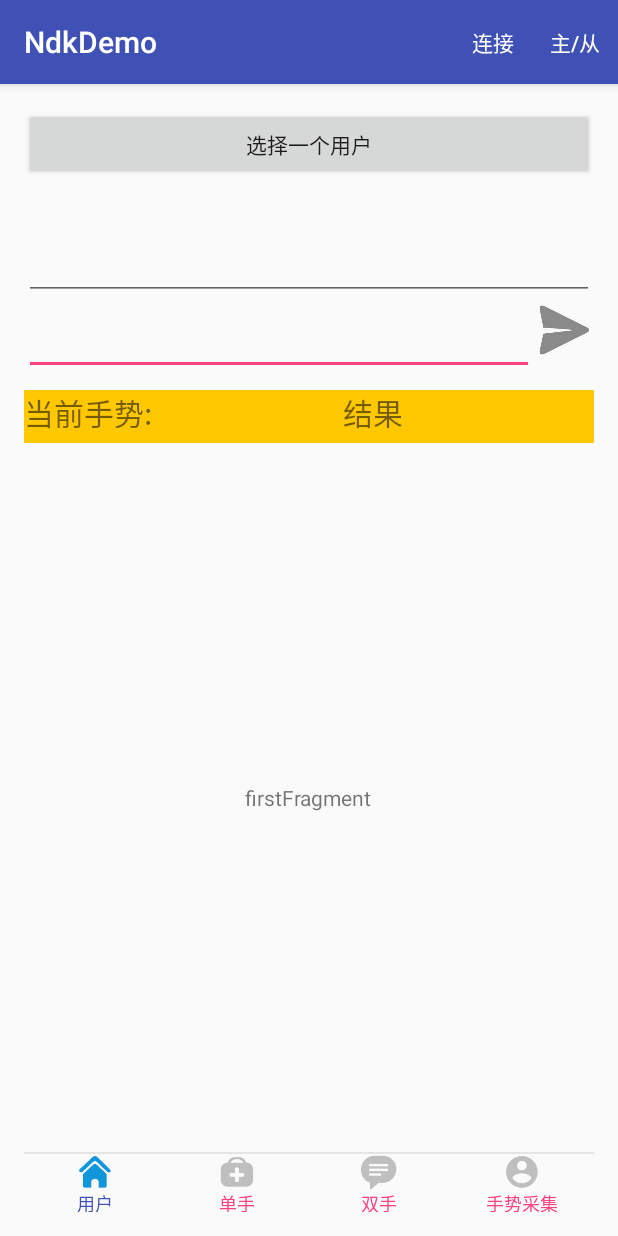
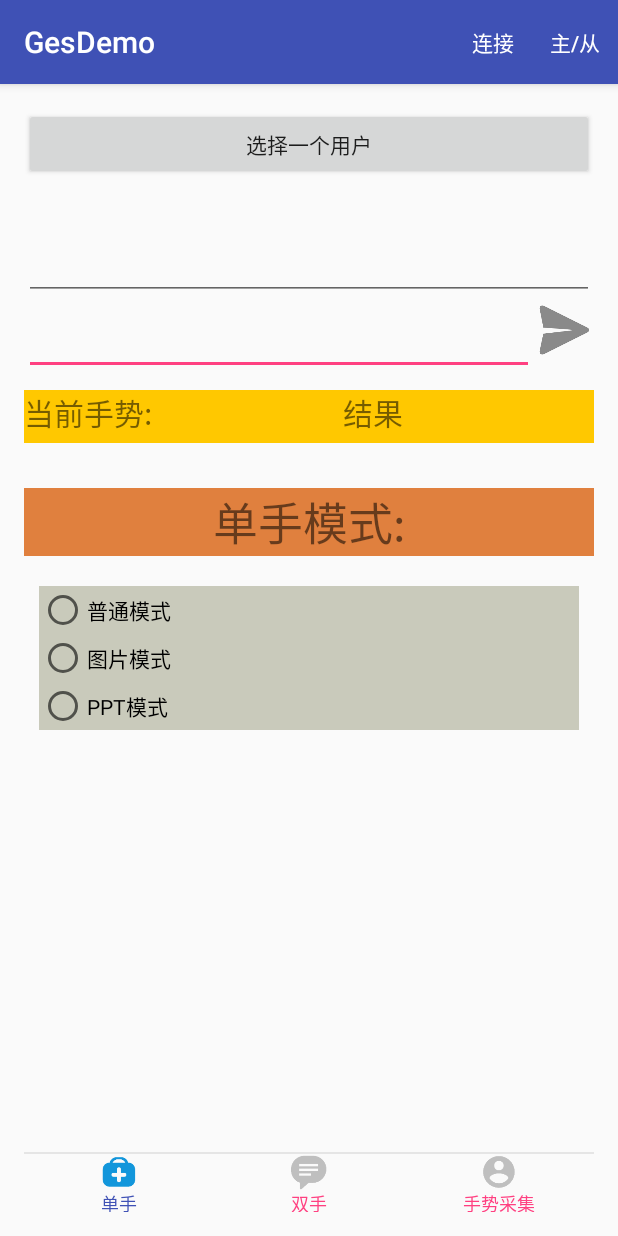
Before and after one commit to wuyukai879293/NdkDemo, an Android app: the screen it shows after launch (MainActivity), on a phone screen of 412 x 824 dp. Run offline under Robolectric (Android 15) with nearby library versions, the phone set to English and light mode, and no system bars.

```diff
--- a/app/src/main/java/com/example/wuyukai/ndkdemo/MainActivity.java
+++ b/app/src/main/java/com/example/wuyukai/ndkdemo/MainActivity.java
@@ -35,7 +35,6 @@ import android.widget.TextView;
 import android.widget.Toast;
 
 import com.example.wuyukai.ndkdemo.fragment.HealthFragment;
-import com.example.wuyukai.ndkdemo.fragment.HomeFragment;
 import com.example.wuyukai.ndkdemo.fragment.MsgFragment;
 import com.example.wuyukai.ndkdemo.fragment.UsercenterFragment;
 
@@ -223,17 +222,17 @@ public class MainActivity extends AppCompatActivity implements View.OnClickListe
     }
 
     public void initViews(){
-        layout_home  = (RelativeLayout) findViewById(R.id.layout_home);
+//        layout_home  = (RelativeLayout) findViewById(R.id.layout_home);
         layout_health  = (RelativeLayout) findViewById(R.id.layout_health);
         layout_msg  = (RelativeLayout) findViewById(R.id.layout_msg);
         layout_usercenter  = (RelativeLayout) findViewById(R.id.layout_usercenter);
 
-        img_home = (ImageView) findViewById(R.id.img_home);
+//        img_home = (ImageView) findViewById(R.id.img_home);
         img_health = (ImageView) findViewById(R.id.img_health);
         img_msg = (ImageView) findViewById(R.id.img_msg);
         img_usercenter = (ImageView) findViewById(R.id.img_usercenter);
 
-        tv_home = (TextView) findViewById(R.id.tv_home);
+//        tv_home = (TextView) findViewById(R.id.tv_home);
         tv_health = (TextView) findViewById(R.id.tv_health);
         tv_msg = (TextView) findViewById(R.id.tv_msg);
         tv_usercenter = (TextView) findViewById(R.id.tv_usercenter);
@@ -241,7 +240,7 @@ public class MainActivity extends AppCompatActivity implements View.OnClickListe
     }
 
     public void initEvent(){
-        layout_home.setOnClickListener(this);
+//        layout_home.setOnClickListener(this);
         layout_health.setOnClickListener(this);
         layout_msg.setOnClickListener(this);
         layout_usercenter.setOnClickListener(this);
@@ -250,11 +249,11 @@ public class MainActivity extends AppCompatActivity implements View.OnClickListe
     public void initData(){
         selectColor = getResources().getColor(R.color.bottom_text_color_pressed);
         unSelectColor = getResources().getColor(R.color.bottom_text_color_normal);
-        fragments = new Fragment[4];
-        fragments[0] = new HomeFragment();
-        fragments[1] = new HealthFragment();
-        fragments[2] = new MsgFragment();
-        fragments[3] = new UsercenterFragment();
+        fragments = new Fragment[3];
+//        fragments[0] = new HomeFragment();
+        fragments[0] = new HealthFragment();
+        fragments[1] = new MsgFragment();
+        fragments[2] = new UsercenterFragment();
 
         getFragmentManager().beginTransaction().add(R.id.main_container,fragments[0]).commit();
     }
@@ -262,26 +261,26 @@ public class MainActivity extends AppCompatActivity implements View.OnClickListe
     @Override
     public void onClick(View v) {
         switch (v.getId()){
-            case R.id.layout_home:
+//            case R.id.layout_home:
+//                index = 0;
+//                setTabs(index);
+//                break;
+            case R.id.layout_health:
                 index = 0;
-                setTabs(index);
-                break;
-            case R.id.layout_health:
-                index = 1;
                 mSD = modeSD.SINGLE;
                 setTabs(index);
                 break;
             case R.id.layout_msg:
                 mSD = modeSD.DOUBLE;
+                index = 1;
+                setTabs(index);
+                break;
+            case R.id.layout_usercenter:
                 index = 2;
                 setTabs(index);
                 break;
-            case R.id.layout_usercenter:
-                index = 3;
-                setTabs(index);
-                break;
         }
-        if (index ==3){
+        if (index ==2){
             FragmentManager fm = getFragmentManager();
             FragmentTransaction ft = fm.beginTransaction();
             ft.hide(fragments[currentIndex]);
@@ -305,19 +304,19 @@ public class MainActivity extends AppCompatActivity implements View.OnClickListe
     public void setTabs(int pos){
         resetColor();
         switch (pos){
+//            case 0:
+//                img_home.setImageResource(R.mipmap.icon_home_pressed);
+//                tv_home.setTextColor(selectColor);
+//                break;
             case 0:
-                img_home.setImageResource(R.mipmap.icon_home_pressed);
-                tv_home.setTextColor(selectColor);
-                break;
-            case 1:
                 img_health.setImageResource(R.mipmap.icon_health_pressed);
                 tv_health.setTextColor(selectColor);
                 break;
-            case 2:
+            case 1:
                 img_msg.setImageResource(R.mipmap.icon_msg_pressed);
                 tv_msg.setTextColor(selectColor);
                 break;
-            case 3:
+            case 2:
                 img_usercenter.setImageResource(R.mipmap.icon_usercenter_pressed);
                 tv_usercenter.setTextColor(selectColor);
                 break;
@@ -326,12 +325,12 @@ public class MainActivity extends AppCompatActivity implements View.OnClickListe
     }
 
     public void resetColor(){
-        img_home.setImageResource(R.mipmap.icon_home_normal);
+//        img_home.setImageResource(R.mipmap.icon_home_normal);
         img_health.setImageResource(R.mipmap.icon_health_normal);
         img_msg.setImageResource(R.mipmap.icon_msg_normal);
         img_usercenter.setImageResource(R.mipmap.icon_usercenter_normal);
 
-        tv_home.setTextColor(unSelectColor);
+//        tv_home.setTextColor(unSelectColor);
         tv_health.setTextColor(unSelectColor);
         tv_msg.setTextColor(unSelectColor);
         tv_usercenter.setTextColor(unSelectColor);
--- a/app/src/main/res/layout/content_main.xml
+++ b/app/src/main/res/layout/content_main.xml
@@ -18,13 +18,7 @@
         android:layout_height="wrap_content"
         android:id="@+id/pickUser"
         android:text="选择一个用户"/>
-    <LinearLayout
-        android:layout_width="match_parent"
-        android:layout_height="wrap_content"
-        android:layout_below="@+id/pickUser"
-        android:id="@+id/text"
-        android:orientation="horizontal">
-    </LinearLayout>
+
 
     <EditText
         android:layout_width="match_parent"
--- a/app/src/main/res/layout/layout_bottom.xml
+++ b/app/src/main/res/layout/layout_bottom.xml
@@ -11,34 +11,6 @@
         android:layout_width="match_parent"
         android:layout_height="match_parent">
 
-        <RelativeLayout
-            android:layout_width="0dp"
-            android:layout_height="match_parent"
-            android:layout_weight="1">
-
-            <RelativeLayout
-                android:id="@+id/layout_home"
-                android:layout_width="wrap_content"
-                android:layout_height="wrap_content"
-                android:layout_centerInParent="true">
-
-                <ImageView
-                    android:id="@+id/img_home"
-                    android:layout_width="24dp"
-                    android:layout_height="24dp"
-                    android:layout_centerHorizontal="true"
-                    android:src="@mipmap/icon_home_pressed" />
-                <TextView
-                    android:id="@+id/tv_home"
-                    android:layout_width="wrap_content"
-                    android:layout_height="wrap_content"
-                    android:layout_below="@+id/img_home"
-                    android:layout_centerInParent="true"
-                    android:text="用户"
-                    android:textColor="@color/bottom_text_color_pressed"
-                    android:textSize="12sp"/>
-            </RelativeLayout>
-        </RelativeLayout>
 
         <RelativeLayout
             android:layout_width="0dp"
@@ -56,7 +28,7 @@
                     android:layout_width="24dp"
                     android:layout_height="24dp"
                     android:layout_centerHorizontal="true"
-                    android:src="@mipmap/icon_health_normal" />
+                    android:src="@mipmap/icon_health_pressed" />
                 <TextView
                     android:id="@+id/tv_health"
                     android:layout_width="wrap_content"
@@ -64,7 +36,7 @@
                     android:layout_below="@+id/img_health"
                     android:layout_centerInParent="true"
                     android:text="单手"
-                    android:textColor="@color/bottom_text_color_normal"
+                    android:textColor="@color/bottom_text_color_pressed"
                     android:textSize="12sp"/>
             </RelativeLayout>
         </RelativeLayout>
--- a/app/src/main/res/values/strings.xml
+++ b/app/src/main/res/values/strings.xml
@@ -1,5 +1,5 @@
 <resources>
-    <string name="app_name">NdkDemo</string>
+    <string name="app_name">GesDemo</string>
     <string name="action_settings">Settings</string>
 
     <string name="data_finish">数据采集完成</string>
```
Also changed, not shown: app/src/main/res/mipmap-hdpi/ic_launcher.png, app/src/main/res/mipmap-mdpi/ic_launcher.png, app/src/main/res/mipmap-xhdpi/ic_launcher.png, app/src/main/res/mipmap-xxhdpi/ic_launcher.png, app/src/main/res/mipmap-xxxhdpi/ic_launcher.png.
